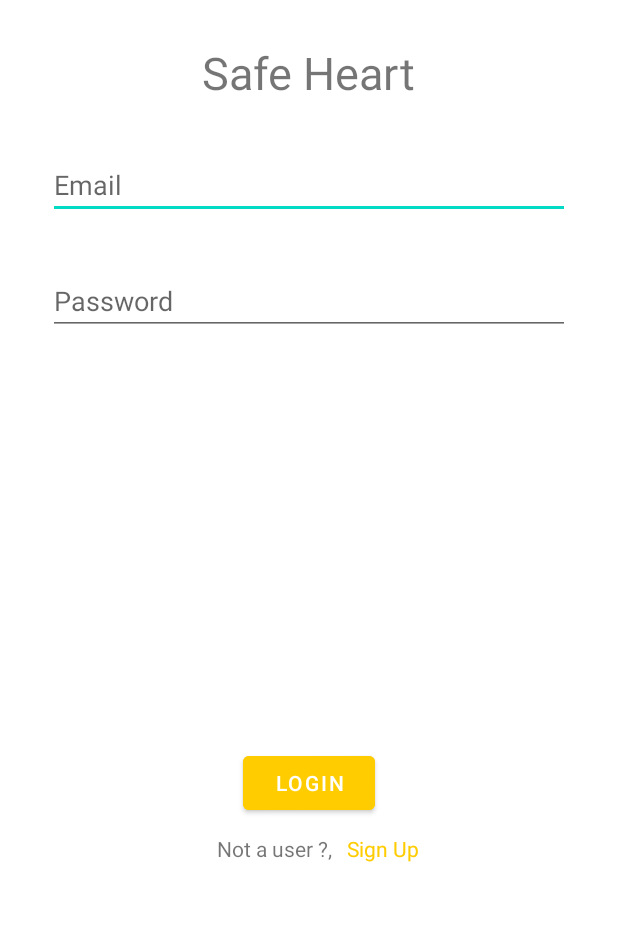
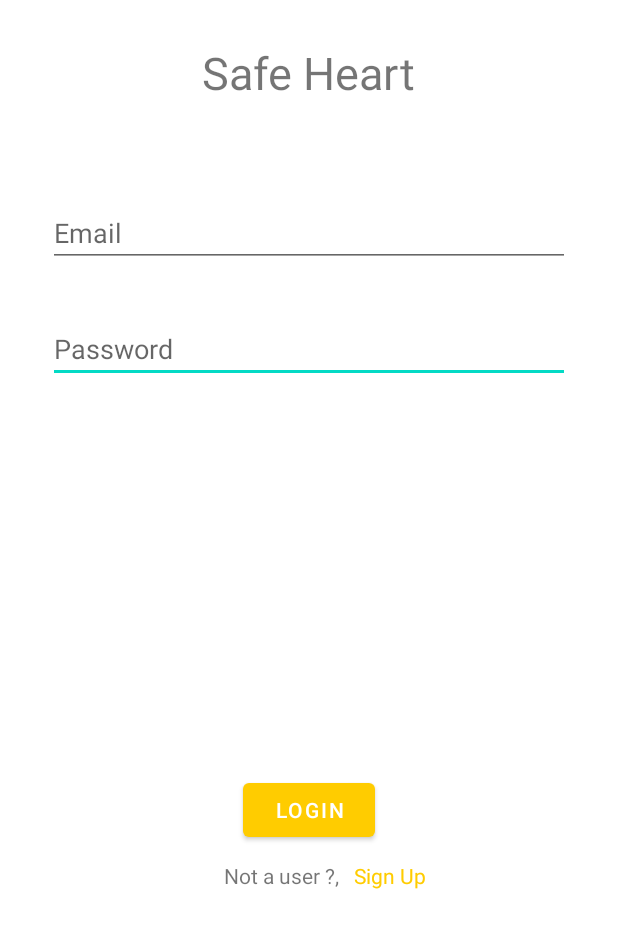
Before and after one commit to jnhendry/FZA3077_Assignment2, an Android app: the screen it shows after launch (MainActivity), on a phone screen of 412 x 824 dp. Shown: the top 928 px of the screen. Run offline under Robolectric (Android 15) with nearby library versions, the phone set to English and light mode, and no system bars; our stand-ins replace Firebase (no records; nobody signed in at launch, a user with empty details on screens opened directly).

```diff
--- a/app/src/main/java/com/hotmail/jamesnhendry/fza3077/MainActivity.java
+++ b/app/src/main/java/com/hotmail/jamesnhendry/fza3077/MainActivity.java
@@ -13,7 +13,6 @@ import android.widget.TextView;
 import android.widget.Toast;
 
 import com.google.android.gms.tasks.OnCompleteListener;
-import com.google.android.gms.tasks.OnFailureListener;
 import com.google.android.gms.tasks.OnSuccessListener;
 import com.google.android.gms.tasks.Task;
 import com.google.firebase.auth.AuthResult;
--- a/app/src/main/res/layout/activity_login.xml
+++ b/app/src/main/res/layout/activity_login.xml
@@ -17,34 +17,6 @@
         app:layout_constraintHorizontal_bias="0.499"
         app:layout_constraintStart_toStartOf="parent"
         app:layout_constraintTop_toTopOf="parent" />
-
-    <EditText
-        android:id="@+id/edtEmail"
-        android:layout_width="0dp"
-        android:layout_height="wrap_content"
-        android:layout_marginStart="32dp"
-        android:layout_marginTop="32dp"
-        android:layout_marginEnd="32dp"
-        android:ems="10"
-        android:hint="Email"
-        android:inputType="textEmailAddress"
-        app:layout_constraintEnd_toEndOf="parent"
-        app:layout_constraintHorizontal_bias="0.0"
-        app:layout_constraintStart_toStartOf="parent"
-        app:layout_constraintTop_toBottomOf="@+id/login_activity_banner" />
-
-    <Button
-        android:id="@+id/btnLogin"
-        android:layout_width="wrap_content"
-        android:layout_height="wrap_content"
-        android:layout_marginBottom="4dp"
-        android:backgroundTint="@color/colorPrimary"
-        android:text="Login"
-        app:layout_constraintBottom_toBottomOf="parent"
-        app:layout_constraintEnd_toEndOf="parent"
-        app:layout_constraintHorizontal_bias="0.499"
-        app:layout_constraintStart_toStartOf="parent"
-        app:layout_constraintTop_toBottomOf="@+id/edtPassword" />
 
     <EditText
         android:id="@+id/edtPassword"
@@ -69,7 +41,7 @@
         android:text="Not a user ?,"
         app:layout_constraintBottom_toBottomOf="parent"
         app:layout_constraintEnd_toEndOf="@+id/btnLogin"
-        app:layout_constraintHorizontal_bias="0.88"
+        app:layout_constraintHorizontal_bias="0.91"
         app:layout_constraintStart_toStartOf="parent"
         app:layout_constraintTop_toBottomOf="@+id/btnLogin"
         app:layout_constraintVertical_bias="0.0" />
@@ -90,5 +62,31 @@
         app:layout_constraintTop_toBottomOf="@+id/btnLogin"
         app:layout_constraintVertical_bias="0.0" />
 
+    <EditText
+        android:id="@+id/edtEmail"
+        android:layout_width="0dp"
+        android:layout_height="wrap_content"
+        android:layout_marginStart="32dp"
+        android:layout_marginTop="64dp"
+        android:layout_marginEnd="32dp"
+        android:ems="10"
+        android:hint="Email"
+        android:inputType="textEmailAddress"
+        app:layout_constraintBottom_toBottomOf="parent"
+        app:layout_constraintEnd_toEndOf="parent"
+        app:layout_constraintStart_toStartOf="parent"
+        app:layout_constraintTop_toBottomOf="@+id/login_activity_banner"
+        app:layout_constraintVertical_bias="0.0" />
+
+    <Button
+        android:id="@+id/btnLogin"
+        android:layout_width="wrap_content"
+        android:layout_height="wrap_content"
+        android:text="Login"
+        app:layout_constraintBottom_toBottomOf="parent"
+        app:layout_constraintEnd_toEndOf="@+id/edtPassword"
+        app:layout_constraintStart_toStartOf="@+id/edtPassword"
+        app:layout_constraintTop_toBottomOf="@+id/edtPassword" />
+
 
 </androidx.constraintlayout.widget.ConstraintLayout>
```
Also changed, not shown: app/src/main/java/com/hotmail/jamesnhendry/fza3077/signupPatient.java (+15 -1 lines), app/src/main/res/layout/fragment_signup_patient.xml (+7 -7 lines).
